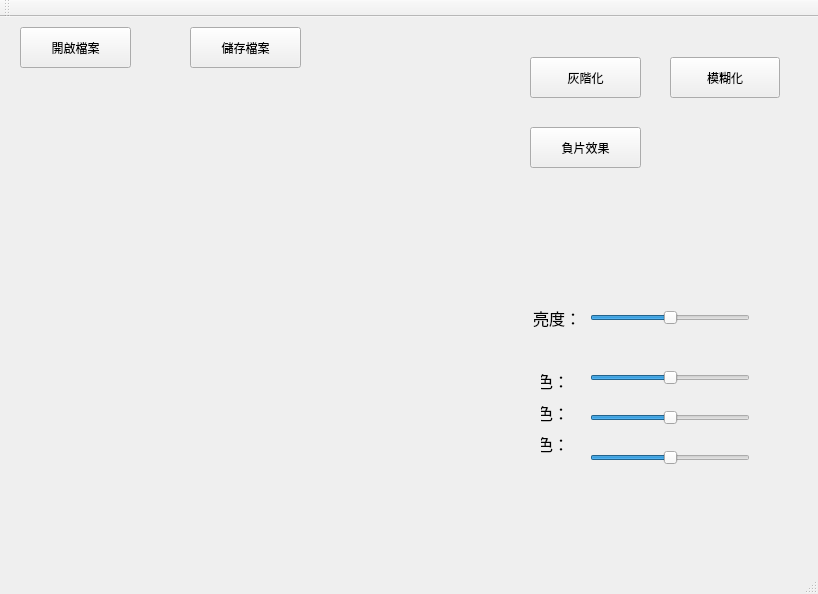
Before: the Qt Designer form mainwindow.ui in peter11295/fakephotoshop, drawn with Qt 5.
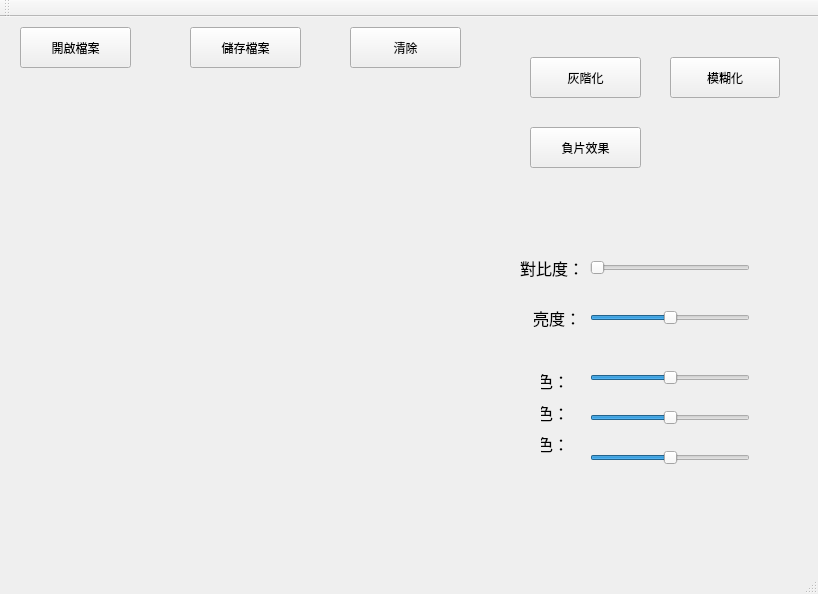
After: the same form once the commit is applied.

Patch:
```diff
--- a/mainwindow.ui
+++ b/mainwindow.ui
@@ -31,9 +31,9 @@
     <property name="geometry">
      <rect>
       <x>30</x>
-      <y>80</y>
-      <width>401</width>
-      <height>441</height>
+      <y>90</y>
+      <width>450</width>
+      <height>300</height>
      </rect>
     </property>
     <property name="text">
@@ -192,7 +192,7 @@
      <string>負片效果</string>
     </property>
    </widget>
-   <widget class="QWidget" name="">
+   <widget class="QWidget" name="layoutWidget">
     <property name="geometry">
      <rect>
       <x>530</x>
@@ -249,6 +249,62 @@
      </item>
     </layout>
    </widget>
+   <widget class="QSlider" name="contrast_horizontalSlider">
+    <property name="geometry">
+     <rect>
+      <x>590</x>
+      <y>240</y>
+      <width>160</width>
+      <height>22</height>
+     </rect>
+    </property>
+    <property name="toolTipDuration">
+     <number>-1</number>
+    </property>
+    <property name="minimum">
+     <number>1</number>
+    </property>
+    <property name="maximum">
+     <number>100</number>
+    </property>
+    <property name="value">
+     <number>1</number>
+    </property>
+    <property name="orientation">
+     <enum>Qt::Horizontal</enum>
+    </property>
+   </widget>
+   <widget class="QLabel" name="label_6">
+    <property name="geometry">
+     <rect>
+      <x>520</x>
+      <y>230</y>
+      <width>61</width>
+      <height>41</height>
+     </rect>
+    </property>
+    <property name="font">
+     <font>
+      <pointsize>12</pointsize>
+     </font>
+    </property>
+    <property name="text">
+     <string>對比度：</string>
+    </property>
+   </widget>
+   <widget class="QPushButton" name="clear_pushButton">
+    <property name="geometry">
+     <rect>
+      <x>350</x>
+      <y>10</y>
+      <width>111</width>
+      <height>41</height>
+     </rect>
+    </property>
+    <property name="text">
+     <string>清除</string>
+    </property>
+   </widget>
   </widget>
   <widget class="QMenuBar" name="menuBar">
    <property name="geometry">
```
Left out of the diff: 3 changed lines with no effect on the pictures.
